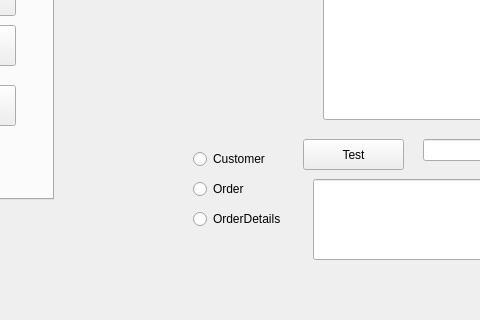
Before: the Qt Designer form FinalProject/mainwindow.ui in Tuan-97/Nhom_4, drawn with Qt 5; both pictures show x 667 to 1147 and y 401 to 721 of the 1319 by 721 pixel window.
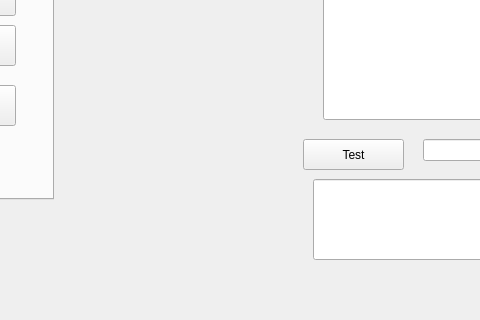
After: the same form once the commit is applied.

```diff
--- a/FinalProject/mainwindow.ui
+++ b/FinalProject/mainwindow.ui
@@ -1679,45 +1679,6 @@
      </item>
     </layout>
    </widget>
-   <widget class="QRadioButton" name="radioButton_3">
-    <property name="geometry">
-     <rect>
-      <x>860</x>
-      <y>580</y>
-      <width>95</width>
-      <height>20</height>
-     </rect>
-    </property>
-    <property name="text">
-     <string>Order</string>
-    </property>
-   </widget>
-   <widget class="QRadioButton" name="Customer">
-    <property name="geometry">
-     <rect>
-      <x>860</x>
-      <y>550</y>
-      <width>95</width>
-      <height>20</height>
-     </rect>
-    </property>
-    <property name="text">
-     <string>Customer</string>
-    </property>
-   </widget>
-   <widget class="QRadioButton" name="radioButton_4">
-    <property name="geometry">
-     <rect>
-      <x>860</x>
-      <y>610</y>
-      <width>95</width>
-      <height>20</height>
-     </rect>
-    </property>
-    <property name="text">
-     <string>OrderDetails</string>
-    </property>
-   </widget>
   </widget>
   <widget class="QMenuBar" name="menubar">
    <property name="geometry">
```
